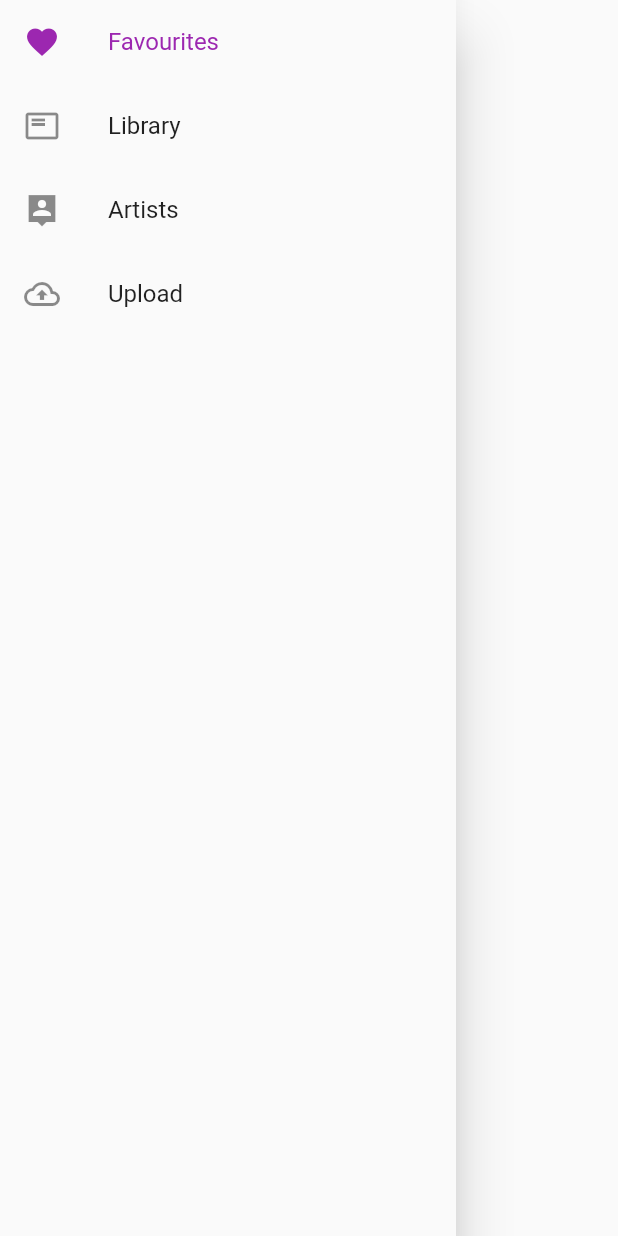
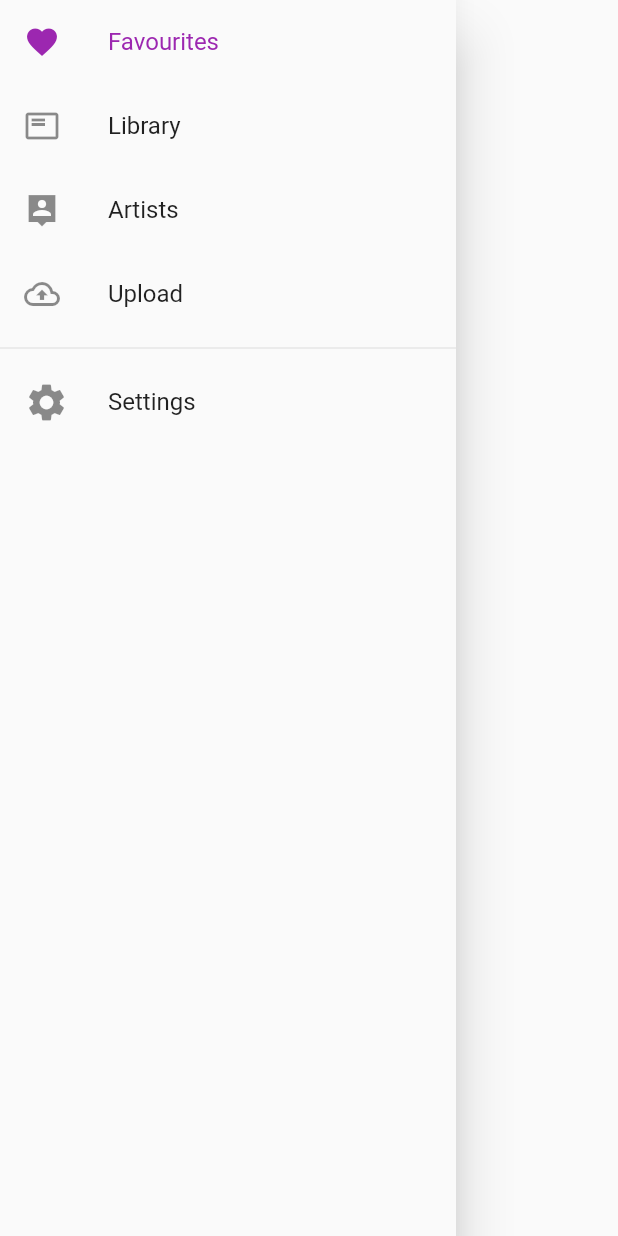
Before and after one commit to Lereena/basement-music, a Flutter app: the SideNavigationDrawer widget shown alone on an empty page, opened directly with empty values, on a phone screen of 412 x 824 dp. Run offline on Flutter 3.47's test engine with Material 2 defaults, Android fonts, the phone set to English and light mode, and no system bars; our stand-ins replace audioplayers, auto_size_text, dotted_border, equatable, flutter_bloc, marquee and 1 more; missing offline and left inert: context_menus, dart:html, flutter_dropzone; accounts and stored records are empty; network calls fail.

Commit message:
Move settings button to side navigation

```diff
--- a/lib/main.dart
+++ b/lib/main.dart
@@ -97,7 +97,9 @@ class _MyHomePageState extends State<MyHomePage> {
             ? Row(
                 children: [
                   SideNavigationRail(
-                    onDestinationSelected: (index) => setState(() => selectedPage = PageNavigation.values[index]),
+                    onDestinationSelected: (index) => setState(
+                      () => selectedPage = PageNavigation.values[index],
+                    ),
                   ),
                   VerticalDivider(width: 1),
                   MainContent(selectedPage: selectedPage),
--- a/lib/theme/custom_theme.dart
+++ b/lib/theme/custom_theme.dart
@@ -26,6 +26,7 @@ class CustomTheme with ChangeNotifier {
         bodyMedium: const TextStyle(fontSize: 18),
         bodySmall: const TextStyle(fontSize: 16),
       ),
+      iconTheme: IconThemeData(color: Colors.black.withOpacity(0.6)),
       navigationRailTheme: NavigationRailThemeData(
         selectedLabelTextStyle: TextStyle(
           fontSize: 16,
--- a/lib/widgets/navigations/side_navigation_drawer.dart
+++ b/lib/widgets/navigations/side_navigation_drawer.dart
@@ -64,6 +64,13 @@ class _SideNavigationDrawerState extends State<SideNavigationDrawer> {
               widget.onDestinationSelected(3);
             },
           ),
+          Divider(),
+          ListTile(
+            leading: const Icon(Icons.settings, size: 30),
+            title: Text('Settings'),
+            selected: false,
+            onTap: () => Navigator.pushNamed(context, '/settings'),
+          ),
         ],
       ),
     );
--- a/lib/widgets/navigations/side_navigation_rail.dart
+++ b/lib/widgets/navigations/side_navigation_rail.dart
@@ -1,4 +1,6 @@
 import 'package:flutter/material.dart';
+
+import '../settings/settings_button.dart';
 
 class SideNavigationRail extends StatefulWidget {
   final Function(int) onDestinationSelected;
@@ -41,6 +43,7 @@ class _SideNavigationRailState extends State<SideNavigationRail> {
           label: Text('Upload'),
         ),
       ],
+      trailing: SettingsButton(),
     );
   }
 }
```
Also changed, not shown: lib/widgets/settings/settings_button.dart (added, +24 -0 lines).
